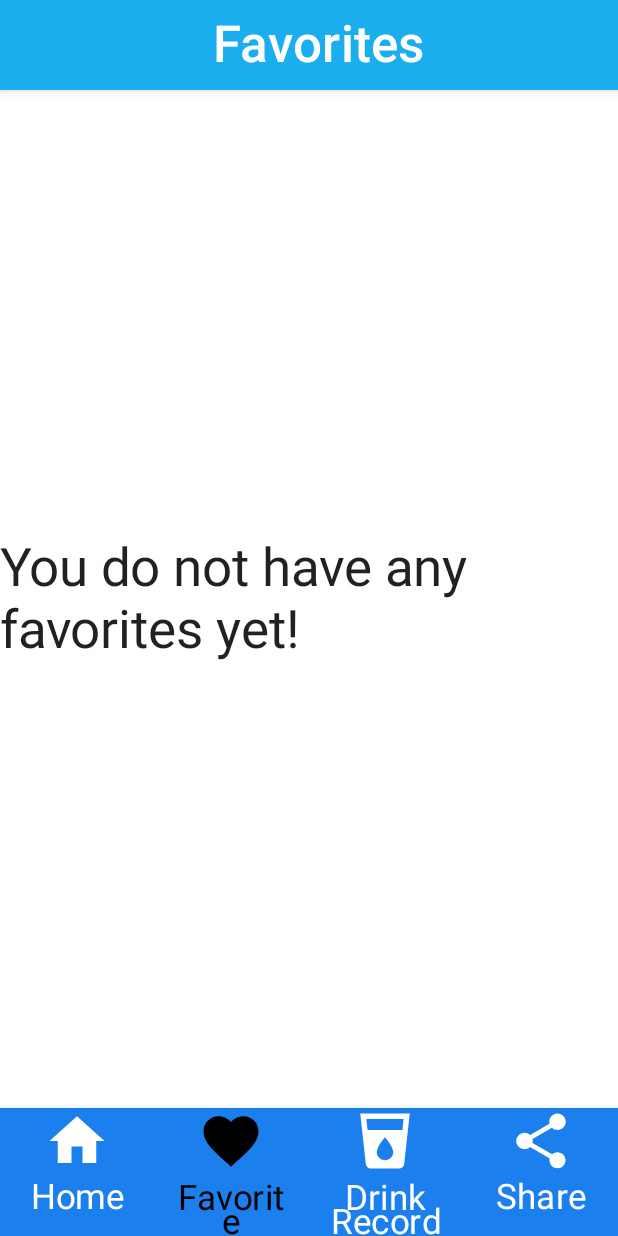
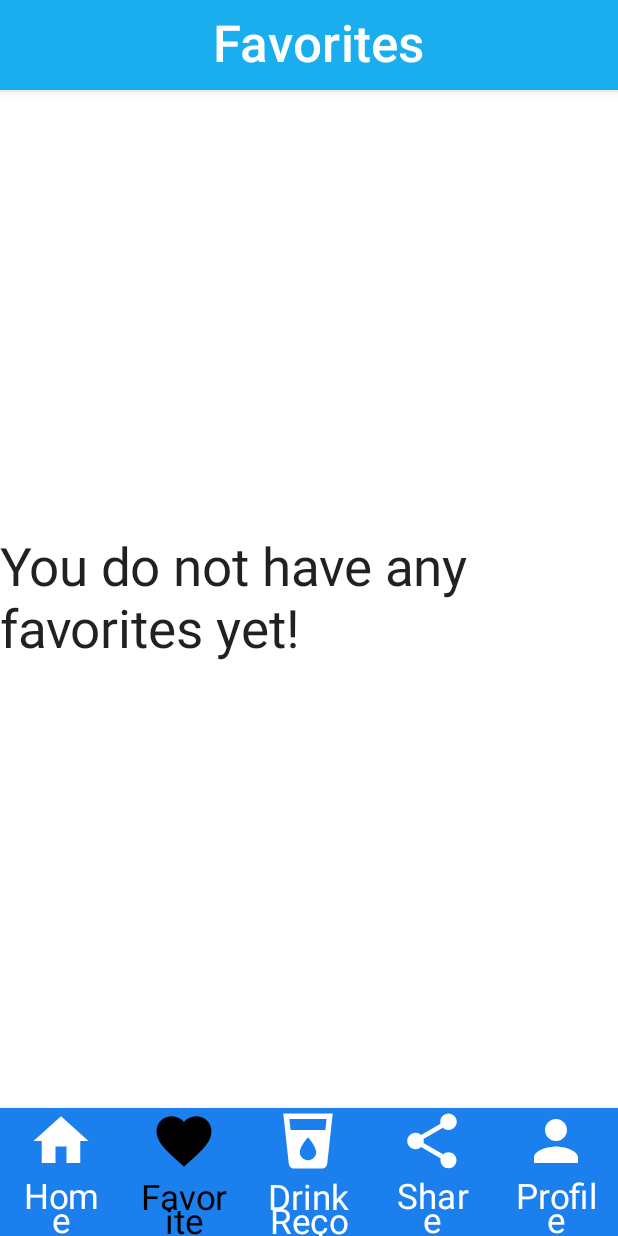
Before and after one commit to Abhi6921/elderly-fluid-intake-app, an Android app built with Jetpack Compose: the RecipeFavorited screen opened through its navigation route, on a phone screen of 412 x 824 dp. Run offline under Robolectric (Android 15) with nearby library versions, the phone set to English and light mode, and no system bars; pictures from the network do not load.

Commit message:
created a profile page, to display user information

```diff
--- a/app/src/main/java/nl/narvekar/abhishek/omring_fluid_intake_app/navigation/BottomNavigation.kt
+++ b/app/src/main/java/nl/narvekar/abhishek/omring_fluid_intake_app/navigation/BottomNavigation.kt
@@ -53,7 +53,6 @@ fun AppBottomNav(navController: NavController) {
         )
 
         val favoriteSelected = currentRoute == Routes.Favorite.route
-
         BottomNavigationItem(
             icon = {
                  Icon(
@@ -116,5 +115,25 @@ fun AppBottomNav(navController: NavController) {
             label = { Text(Routes.Share.route, fontSize = 23.sp, color = if (shareIconSelected) Color.Black else Color.White)},
         )
 
+        val profileIconSlected = currentRoute == Routes.Profile.route
+        BottomNavigationItem(
+            icon = {
+                Icon(
+                    imageVector = Icons.Default.Person,
+                    contentDescription = "profile icon",
+                    modifier = Modifier.size(44.dp),
+                    tint = if (profileIconSlected) Color.Black else Color.White
+                )
+                Spacer(modifier = Modifier.height(55.dp))
+            },
+            selected = false,
+            onClick = {
+                if (!profileIconSlected) {
+                    navController.navigate(Routes.Profile.route)
+                }
+            },
+            label = { Text(Routes.Profile.route, fontSize = 23.sp, color = if (profileIconSlected) Color.Black else Color.White)}
+        )
+
     }
 }
--- a/app/src/main/java/nl/narvekar/abhishek/omring_fluid_intake_app/navigation/NavGraph.kt
+++ b/app/src/main/java/nl/narvekar/abhishek/omring_fluid_intake_app/navigation/NavGraph.kt
@@ -4,6 +4,7 @@ import android.content.SharedPreferences
 import android.os.Build
 import androidx.annotation.RequiresApi
 import androidx.compose.runtime.Composable
+import androidx.navigation.NavController
 import androidx.navigation.NavType
 import androidx.navigation.compose.ComposeNavigator
 import androidx.navigation.compose.NavHost
@@ -13,6 +14,7 @@ import androidx.navigation.navArgument
 import nl.narvekar.abhishek.omring_fluid_intake_app.userInterface.dashboard.DashBoardScreen
 import nl.narvekar.abhishek.omring_fluid_intake_app.userInterface.favorites.RecipeFavorited
 import nl.narvekar.abhishek.omring_fluid_intake_app.userInterface.login.LoginUI
+import nl.narvekar.abhishek.omring_fluid_intake_app.userInterface.profile.UserProfilePage
 import nl.narvekar.abhishek.omring_fluid_intake_app.userInterface.recipes.RecipeList
 import nl.narvekar.abhishek.omring_fluid_intake_app.userInterface.recipes.components.RecipeDetailView
 import nl.narvekar.abhishek.omring_fluid_intake_app.userInterface.records.DrinkRecords
@@ -86,5 +88,8 @@ fun AppNavigation(
            ShareScreen(navController)
             //FluidIntakeCircularProgressBar()
         }
+        composable(Routes.Profile.route) {
+            UserProfilePage(navController, loginViewModel, patientViewModel)
+        }
     }
 }
--- a/app/src/main/java/nl/narvekar/abhishek/omring_fluid_intake_app/navigation/Routes.kt
+++ b/app/src/main/java/nl/narvekar/abhishek/omring_fluid_intake_app/navigation/Routes.kt
@@ -12,6 +12,7 @@ sealed class Routes(val route: String) {
     object Favorite: Routes("Favorite")
     object Drink: Routes("Drink Record")
     object Share: Routes("Share")
+    object Profile: Routes("Profile")
 
     companion object {
         fun getDestination() = Start.route
--- a/app/src/main/java/nl/narvekar/abhishek/omring_fluid_intake_app/userInterface/dashboard/DashboardScreen.kt
+++ b/app/src/main/java/nl/narvekar/abhishek/omring_fluid_intake_app/userInterface/dashboard/DashboardScreen.kt
@@ -220,7 +220,6 @@ fun LogoutButton(
         Spacer(modifier = Modifier.height(850.dp))
         Button(
             onClick = {
-                //todo 3. clear the value of drinkAmoutnt from shared preferences (set to 0)
                 loginViewModel.logout(navController)
             },
             modifier = Modifier
@@ -230,7 +229,6 @@ fun LogoutButton(
         ) {
             Text(text = "Logout", fontSize = 35.sp, color = Color.White)
         }
-
     }
 }
 
```
Also changed, not shown: app/src/main/java/nl/narvekar/abhishek/omring_fluid_intake_app/userInterface/profile/UserProfilePage.kt (+135 -1 lines), app/src/main/res/drawable/profile.png (added).
